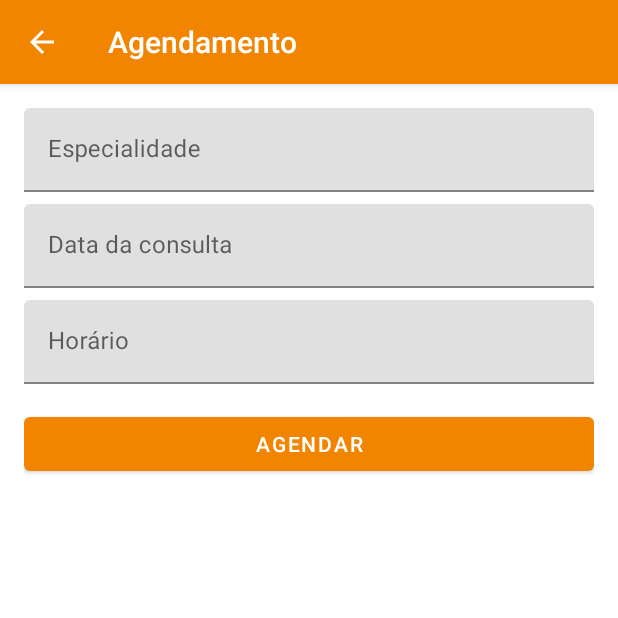
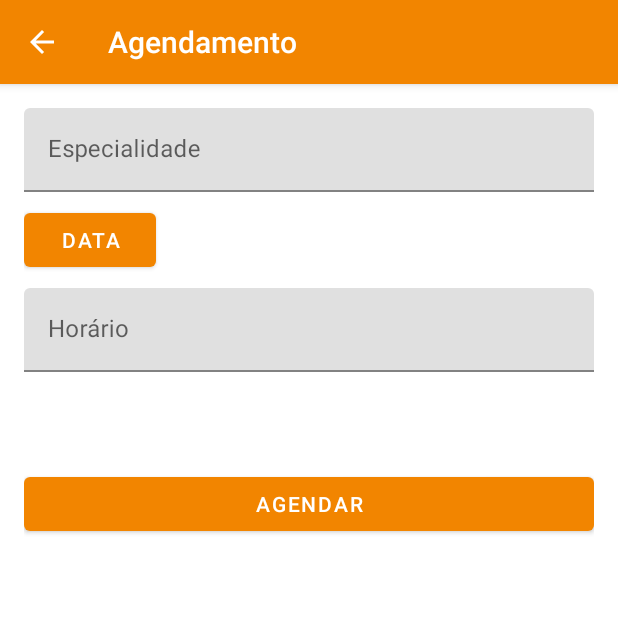
Before and after one commit to Daniel-Lourenco/fiqueok, an Android app: the AgendamentoFragment screen opened through its navigation route, on a phone screen of 412 x 824 dp, the top half of it. Run offline under Robolectric (Android 15) with nearby library versions, the phone set to English and light mode, and no system bars; our stand-ins replace Room's generated code, navigation-ui; 1 statement that could not run was skipped.

Commit message:
Implementação do Date picker

```diff
--- a/app/src/main/java/com/example/fiqueok/MainActivity.kt
+++ b/app/src/main/java/com/example/fiqueok/MainActivity.kt
@@ -11,6 +11,8 @@ import androidx.navigation.findNavController
 import androidx.navigation.ui.navigateUp
 import androidx.navigation.ui.setupActionBarWithNavController
 import kotlinx.android.synthetic.main.activity_main.*
+import kotlinx.android.synthetic.main.agendamento_fragment.*
+import java.util.*
 
 
 class MainActivity : AppCompatActivity() {
@@ -21,6 +23,8 @@ class MainActivity : AppCompatActivity() {
     override fun onCreate(savedInstanceState: Bundle?) {
         super.onCreate(savedInstanceState)
         setContentView(R.layout.activity_main)
+
+        input_data.setText(Calendar.DATE)
 
         setSupportActionBar(app_toolbar)
         //val app_toolbar = findViewById<Toolbar>(R.id.app_toolbar)
--- a/app/src/main/java/com/example/fiqueok/ui/agendamento/AgendamentoFragment.kt
+++ b/app/src/main/java/com/example/fiqueok/ui/agendamento/AgendamentoFragment.kt
@@ -75,7 +75,7 @@ class AgendamentoFragment : Fragment(R.layout.agendamento_fragment) {
 
     private fun clearFields() {
         input_especialidade.text?.clear()
-        input_data.text?.clear()
+        //input_data.text?.clear()
         input_horario.text?.clear()
     }
 
@@ -87,6 +87,12 @@ class AgendamentoFragment : Fragment(R.layout.agendamento_fragment) {
     }
 
     private fun setListeners() {
+        button_data.setOnClickListener {
+            DatePickerFragment { result -> input_data.text = result }
+                .show(childFragmentManager,"datePicker")
+        }
+
+
         button_agendamento.setOnClickListener {
             val especialidade = input_especialidade.text.toString()
             val data = input_data.text.toString()
--- /dev/null
+++ b/app/src/main/java/com/example/fiqueok/ui/agendamento/DatePickerFragment.kt
@@ -0,0 +1,26 @@
+package com.example.fiqueok.ui.agendamento
+
+import android.app.DatePickerDialog
+import android.app.Dialog
+import android.os.Bundle
+import android.widget.DatePicker
+import androidx.fragment.app.DialogFragment
+import java.util.*
+
+class DatePickerFragment(val callback: (result: String) -> Unit) : DialogFragment(), DatePickerDialog.OnDateSetListener{
+
+    override fun onCreateDialog(savedInstanceState: Bundle?): Dialog {
+        val c: Calendar = Calendar.getInstance()
+        val year: Int = c.get(Calendar.YEAR)
+        val month: Int = c.get(Calendar.MONTH)
+        val day: Int = c.get(Calendar.DAY_OF_MONTH)
+        return DatePickerDialog(requireContext(), this, year, month, day)
+    }
+
+    override fun onDateSet(picker: DatePicker?, year: Int, month: Int, day: Int) {
+        val monthString = (month + 1).toString()
+        val dayString = day.toString()
+        val yearString = year.toString()
+        callback("$dayString / $monthString / $yearString")
+    }
+}
--- a/app/src/main/res/layout/agendamento_fragment.xml
+++ b/app/src/main/res/layout/agendamento_fragment.xml
@@ -26,23 +26,32 @@
 
     </com.google.android.material.textfield.TextInputLayout>
 
-    <com.google.android.material.textfield.TextInputLayout
+    <LinearLayout
         android:id="@+id/input_layout_data"
-        android:layout_width="0dp"
+        android:layout_width="match_parent"
         android:layout_height="wrap_content"
-        android:layout_marginTop="8dp"
-        app:layout_constraintEnd_toEndOf="@id/input_layout_especialidade"
-        app:layout_constraintStart_toStartOf="@id/input_layout_especialidade"
-        app:layout_constraintTop_toBottomOf="@id/input_layout_especialidade">
+        app:layout_constraintTop_toBottomOf="@id/input_layout_especialidade"
+        android:orientation="horizontal"
+        android:layout_marginTop="8dp">
 
-        <com.google.android.material.textfield.TextInputEditText
+        <Button
+            android:id="@+id/button_data"
+            android:layout_width="wrap_content"
+            android:layout_height="match_parent"
+            android:text="Data"
+            tools:layout_editor_absoluteX="16dp"
+            tools:layout_editor_absoluteY="152dp" />
+
+        <TextView
             android:id="@+id/input_data"
-            android:layout_width="match_parent"
-            android:layout_height="wrap_content"
-            android:hint="@string/agendamento_data_hint"
-            android:inputType="date"/>
+            android:layout_width="0dp"
+            android:layout_height="match_parent"
+            android:layout_weight="3"
+            android:textSize="16sp"
+            android:gravity="center"
+            tools:text="@tools:sample/date/ddmmyy" />
 
-    </com.google.android.material.textfield.TextInputLayout>
+    </LinearLayout>
 
     <com.google.android.material.textfield.TextInputLayout
         android:id="@+id/input_layout_horario"
@@ -62,15 +71,17 @@
 
     </com.google.android.material.textfield.TextInputLayout>
 
+
     <Button
         android:id="@+id/button_agendamento"
         android:layout_width="0dp"
         android:layout_height="wrap_content"
-        android:layout_marginTop="16dp"
+        android:layout_marginTop="184dp"
         android:text="@string/agendamento_button"
-        app:layout_constraintEnd_toEndOf="@id/input_layout_horario"
-        app:layout_constraintStart_toStartOf="@id/input_layout_horario"
-        app:layout_constraintTop_toBottomOf="@id/input_layout_horario" />
+        app:layout_constraintEnd_toEndOf="@id/input_layout_especialidade"
+        app:layout_constraintHorizontal_bias="1.0"
+        app:layout_constraintStart_toStartOf="@id/input_layout_especialidade"
+        app:layout_constraintTop_toBottomOf="@id/input_layout_especialidade" />
 
     <Button
         android:id="@+id/button_delete"
@@ -83,8 +94,10 @@
         android:visibility="gone"
         android:backgroundTint="@null"
         app:layout_constraintBottom_toBottomOf="parent"
-        app:layout_constraintEnd_toEndOf="@id/input_layout_horario"
-        app:layout_constraintStart_toStartOf="@id/input_layout_horario"
+        app:layout_constraintEnd_toEndOf="@id/input_layout_especialidade"
+        app:layout_constraintStart_toStartOf="@id/input_layout_especialidade"
         tools:visibility="visible" />
 
+
+
 </androidx.constraintlayout.widget.ConstraintLayout>
```
